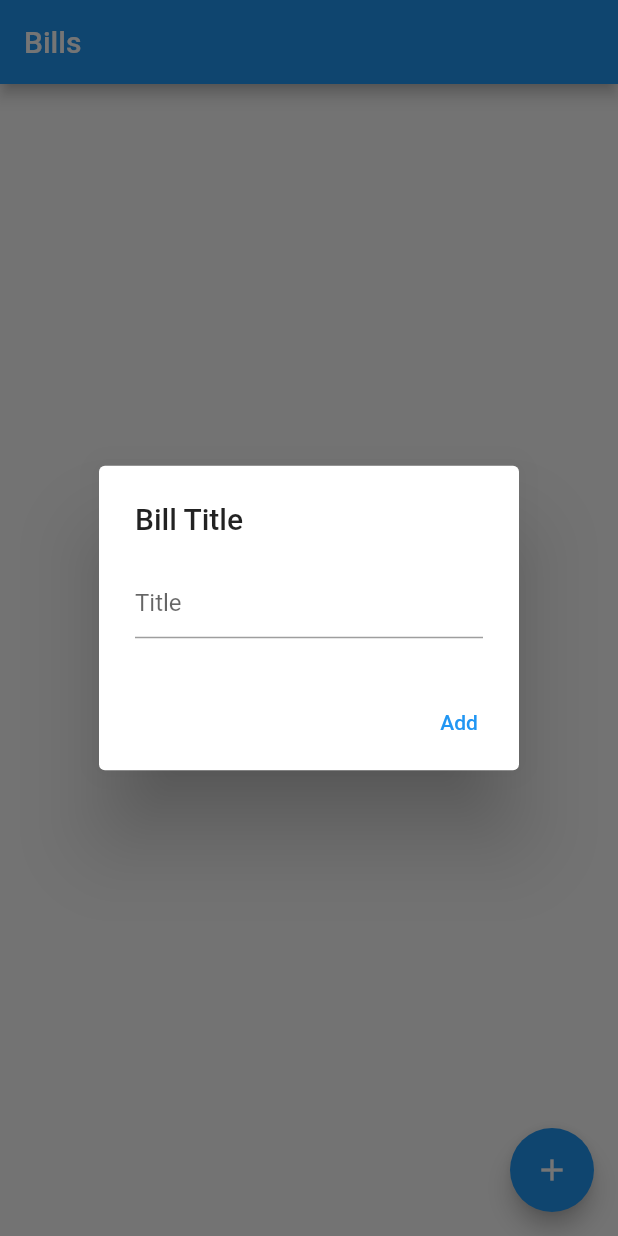
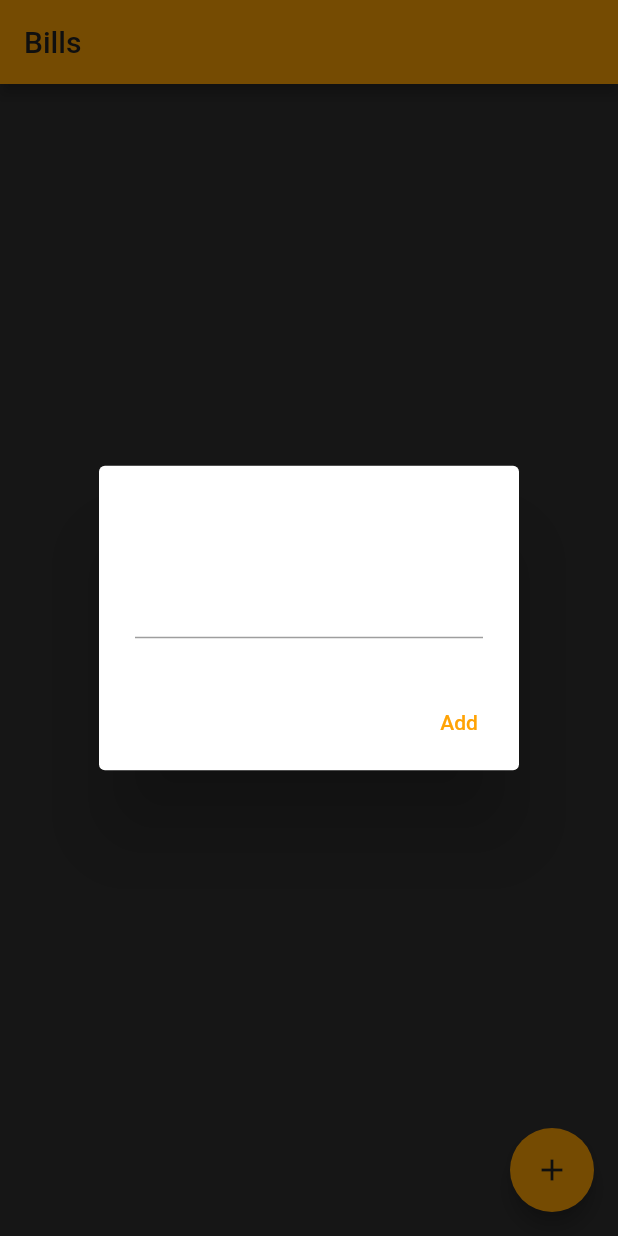
Before and after one commit to Ceebou/bill_split, a Flutter app: the screen it shows after launch, after a tap on the "add" icon, on a phone screen of 412 x 824 dp. Run offline on Flutter 3.47's test engine with Material 2 defaults, Android fonts, the phone set to English and light mode, and no system bars; our stand-ins replace sqflite; accounts and stored records are empty.

```diff
--- a/lib/BillsWidget.dart
+++ b/lib/BillsWidget.dart
@@ -90,12 +90,11 @@ class _BillsWidgetState extends State<BillsWidget> {
         children: bills.map((e) =>
             Card(
               child: ListTile(
-                tileColor: Colors.lightGreen,
                 title: Text(e.name),
                 onTap: () => Navigator.push(context, MaterialPageRoute(builder: (context) => PeopleWidget(bill: e))),
                 trailing: TextButton(
                   onPressed: () => {deleteBill(e)},
-                  child: const Icon(Icons.delete, color: Colors.white,),
+                  child: const Icon(Icons.delete),
                 ),
               ),
             )
--- a/lib/Person.dart
+++ b/lib/Person.dart
@@ -21,4 +21,8 @@ class Person {
   static Person fromMap(Map<String, dynamic> map){
     return Person.all(map["id"], map["name"], map["cent"]);
   }
+
+  String centToString(){
+    return (cent / 100).toStringAsFixed(2);
+  }
 }
--- a/lib/main.dart
+++ b/lib/main.dart
@@ -15,18 +15,26 @@ class MyApp extends StatelessWidget {
 
 
     return MaterialApp(
-      title: 'Flutter Demo',
-      theme: ThemeData(
-        // This is the theme of your application.
-        //
-        // Try running your application with "flutter run". You'll see the
-        // application has a blue toolbar. Then, without quitting the app, try
-        // changing the primarySwatch below to Colors.green and then invoke
-        // "hot reload" (press "r" in the console where you ran "flutter run",
-        // or simply save your changes to "hot reload" in a Flutter IDE).
-        // Notice that the counter didn't reset back to zero; the application
-        // is not restarted.
-        primarySwatch: Colors.blue,
+      title: 'Bill Split',
+      theme: ThemeData.dark().copyWith(
+        colorScheme: Theme.of(context).colorScheme.copyWith(
+          primary: const Color(0xffffa305),
+          onPrimary: const Color(0xff212121),
+          secondary: const Color(0xff9E9E9E),
+          onSecondary: const Color(0xff757575),
+          tertiary: const Color(0xffBDBDBD),
+          background: const Color(0xff212121),
+        ),
+        floatingActionButtonTheme: Theme.of(context).floatingActionButtonTheme.copyWith(
+          backgroundColor: const Color(0xffffa305),
+          foregroundColor: const Color(0xff212121),
+        ),
+        brightness: Brightness.light,
+        appBarTheme: Theme.of(context).appBarTheme.copyWith(
+          iconTheme: Theme.of(context).iconTheme.copyWith(
+            color: const Color(0xff212121),
+          )
+        )
       ),
       home: const BillsWidget(),
     );
```
Also changed, not shown: lib/PeopleWidget.dart (+51 -6 lines), lib/ResultWidget.dart (+14 -15 lines).
